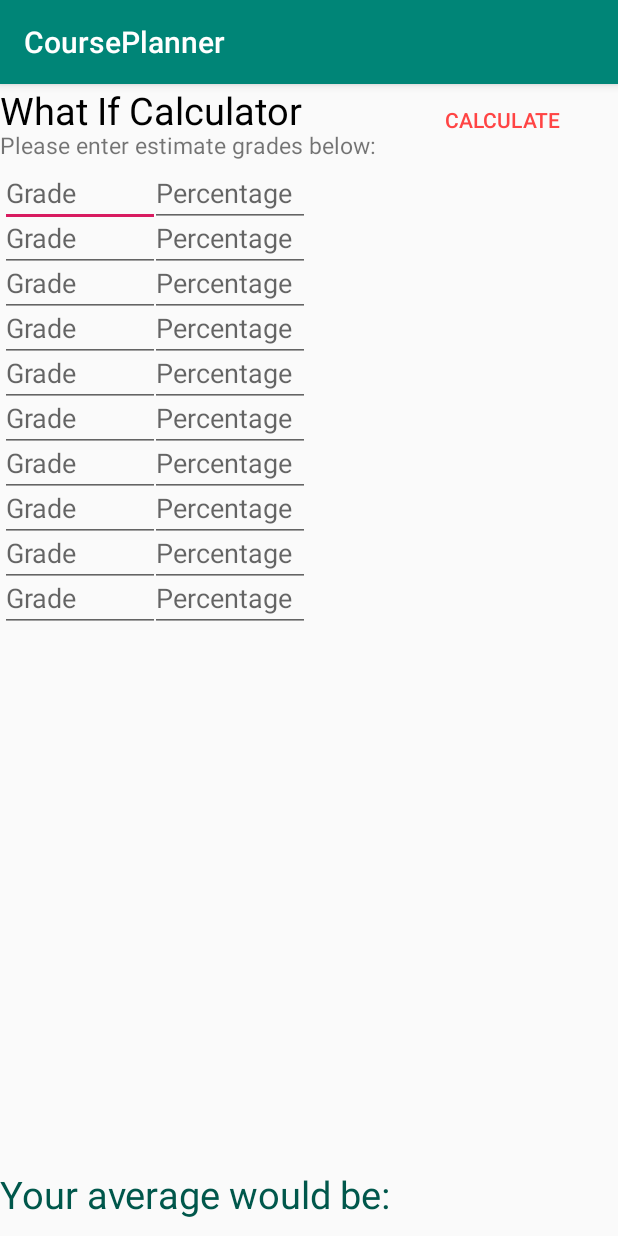
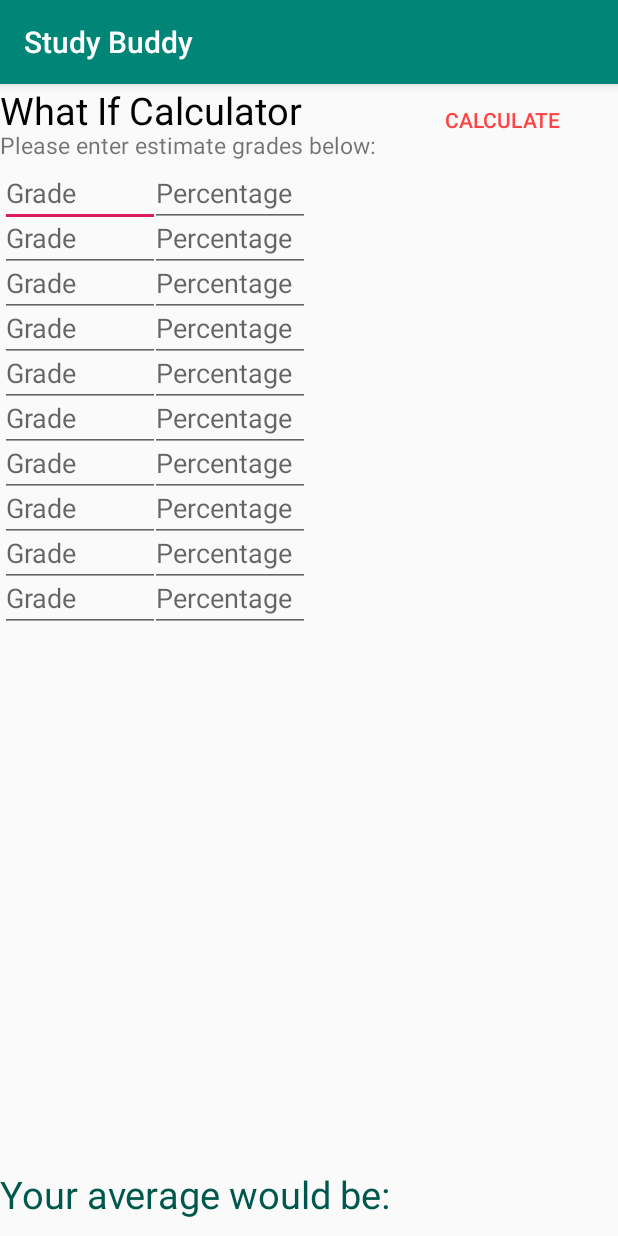
Before and after one commit to alyazyah/sister-software, an Android app: the WhatIfCalculator screen opened directly, with no data from a screen before it, on a phone screen of 412 x 824 dp. Run offline under Robolectric (Android 15) with nearby library versions, the phone set to English and light mode, and no system bars.

```diff
--- a/app/src/main/java/com/example/ecesu/courseplanner/WhatIfCalculator.java
+++ b/app/src/main/java/com/example/ecesu/courseplanner/WhatIfCalculator.java
@@ -36,7 +36,7 @@ public class WhatIfCalculator extends AppCompatActivity {
     double result; //the result variable for average grades
     double grades[]=new double[10]; //array for grades
     double weights[]=new double[10]; //array for weights
-   // double totalw; // variable to check number of weights
+    double totalw; // variable to check number of weights
 
     @Override
     protected void onCreate(Bundle savedInstanceState) {
@@ -73,7 +73,9 @@ public class WhatIfCalculator extends AppCompatActivity {
         averagegrades = findViewById(R.id.average);
 
         // calculate total number of weights entered
-       // totalw = weight1 + weight2 + weight3 + weight4 + weight5 + weight6 + weight7 + weight8 + weight9 + weight10;
+        for (int i = 0; i < 10; i++) {
+            totalw = weights[i];
+        }
 
         //basically saying when the CALCULATE button is pressed it is going to do this
         whatif.setOnClickListener(new View.OnClickListener() {
--- a/app/src/main/res/values/strings.xml
+++ b/app/src/main/res/values/strings.xml
@@ -1,4 +1,4 @@
 <resources>
-    <string name="app_name">CoursePlanner</string>
+    <string name="app_name">Study Buddy</string>
 
 </resources>
```
